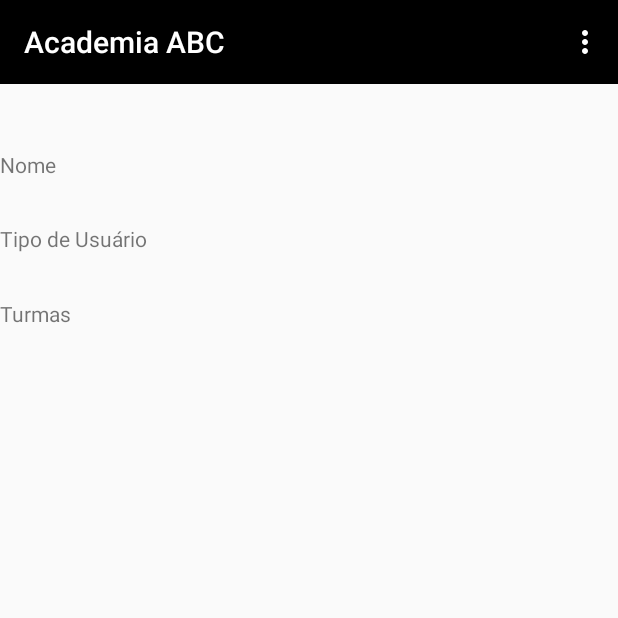
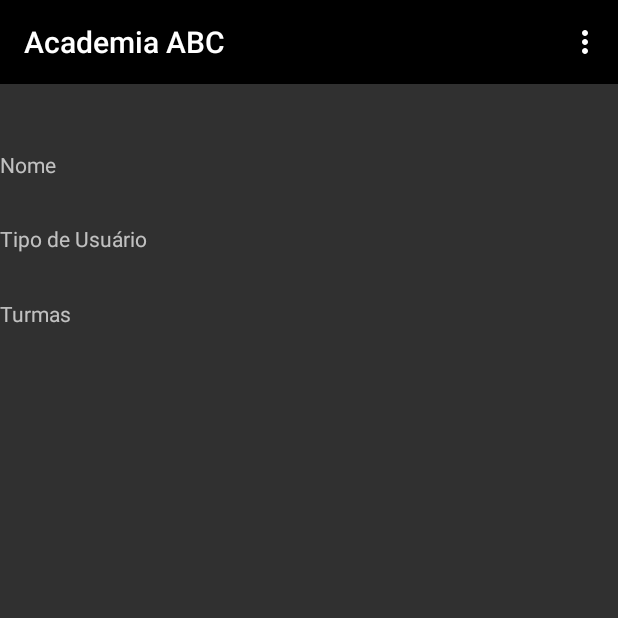
Before and after one commit to ChristianPrzybulinski/DSWIII_Grupo03, an Android app: the screen it shows after launch (MenuPrincipal), on a phone screen of 412 x 824 dp, the top half of it. Run offline under Robolectric (Android 15) with nearby library versions, the phone set to English and light mode, and no system bars.

Commit message:
action bar ajustado

```diff
--- a/app/src/main/res/values/styles.xml
+++ b/app/src/main/res/values/styles.xml
@@ -1,12 +1,11 @@
 <resources>
 
     <!-- Base application theme. -->
-    <style name="AppTheme" parent="Theme.AppCompat.Light.NoActionBar">
+    <style name="AppTheme" parent="Theme.AppCompat.NoActionBar">
         <!-- Customize your theme here. -->
         <item name="colorPrimary">@color/colorPrimary</item>
         <item name="colorPrimaryDark">@android:color/background_light</item>
         <item name="colorAccent">@android:color/holo_blue_light</item>
     </style>
 
-
 </resources>
```
